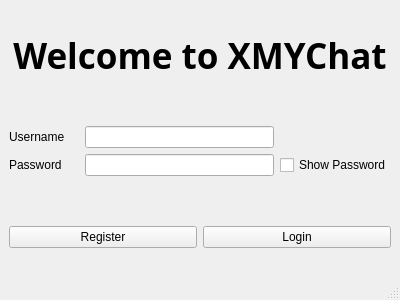
Qt form XMYChatClient/loginwindow.ui (emonq/XMYChat) before a commit.
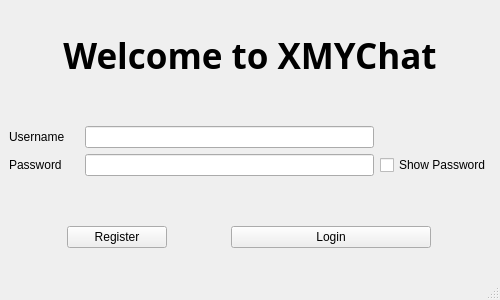
The same form after that commit.

```diff
--- a/XMYChatClient/loginwindow.ui
+++ b/XMYChatClient/loginwindow.ui
@@ -6,19 +6,19 @@
    <rect>
     <x>0</x>
     <y>0</y>
-    <width>400</width>
+    <width>500</width>
     <height>300</height>
    </rect>
   </property>
   <property name="minimumSize">
    <size>
-    <width>400</width>
+    <width>500</width>
     <height>300</height>
    </size>
   </property>
   <property name="maximumSize">
    <size>
-    <width>400</width>
+    <width>500</width>
     <height>300</height>
    </size>
   </property>
@@ -153,6 +153,12 @@
        <layout class="QHBoxLayout" name="horizontalLayout">
         <item>
          <widget class="QPushButton" name="pushButton_register">
+          <property name="maximumSize">
+           <size>
+            <width>100</width>
+            <height>16777215</height>
+           </size>
+          </property>
           <property name="focusPolicy">
            <enum>Qt::NoFocus</enum>
           </property>
```
Left out of the diff: 2 changed lines with no effect on the pictures.
